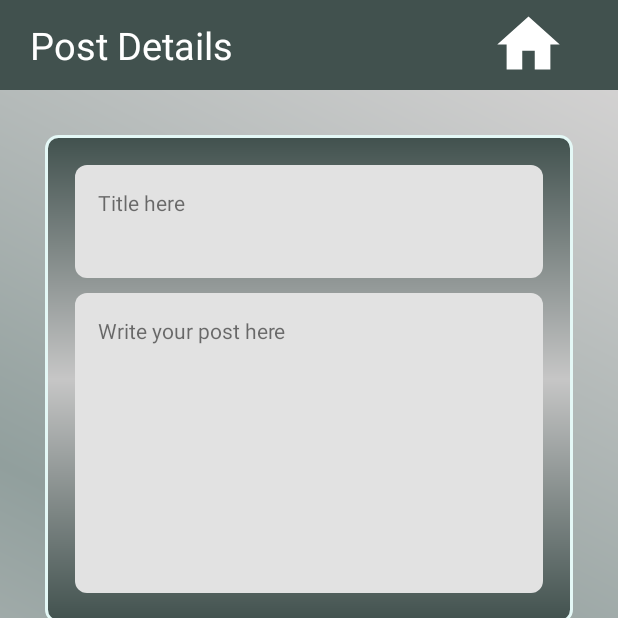
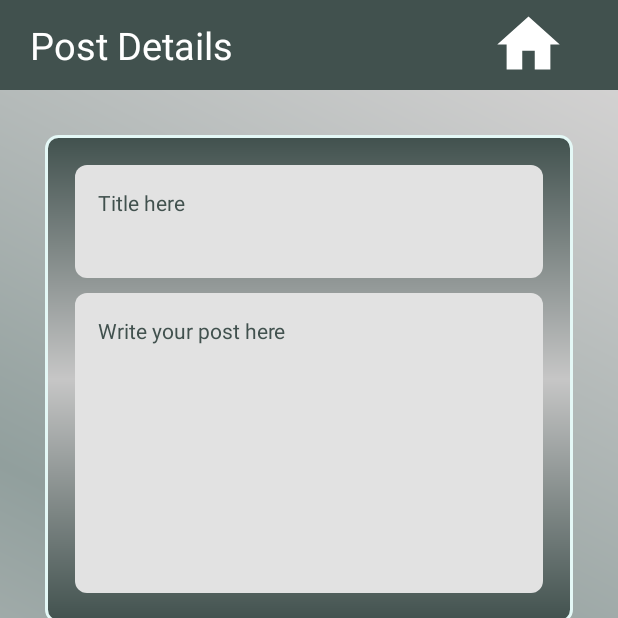
Before and after one commit to Abdulrauof-AlArfaj/SocialMediaProjectKK, an Android app: the DetailsActivity screen opened directly, with no data from a screen before it, on a phone screen of 412 x 824 dp, the top half of it. Run offline under Robolectric (Android 15) with nearby library versions, the phone set to English and light mode, and no system bars.

Commit message:
التعديل على اللوان الخط في جميع خانات الادخال و خانات عرض المعلومات

```diff
--- a/app/src/main/res/layout/activity_details.xml
+++ b/app/src/main/res/layout/activity_details.xml
@@ -43,7 +43,9 @@
                         android:layout_width="match_parent"
                         android:layout_height="wrap_content"
                         android:padding="15dp"
-                        android:text="Title here" />
+                        android:text="Title here"
+                        android:textColor="@color/co1"
+                        />
                 </LinearLayout>
             </ScrollView>
 
@@ -71,7 +73,9 @@
                         android:layout_width="match_parent"
                         android:layout_height="wrap_content"
                         android:padding="15dp"
-                        android:text="Write your post here" />
+                        android:text="Write your post here"
+                        android:textColor="@color/co1"
+                        />
                 </LinearLayout>
             </ScrollView>
 
@@ -147,6 +151,7 @@
             android:layout_weight="1"
             android:background="@drawable/frame_style"
             android:padding="10dp"
+            android:textColor="@color/co1"
             android:layout_marginRight="5dp"
             android:inputType="textPersonName"
             android:hint="Write a comment" />
@@ -158,6 +163,7 @@
             android:text="Leave\n comment"
             android:layout_marginLeft="5dp"
             android:background="@drawable/frame_style"
+            android:textColor="@color/co1"
 
             />
     </LinearLayout>
--- a/app/src/main/res/layout/activity_login.xml
+++ b/app/src/main/res/layout/activity_login.xml
@@ -54,6 +54,7 @@
             android:ems="10"
             android:padding="10dp"
             android:gravity="center"
+            android:textColor="@color/white"
             android:textColorHint="@color/white"
             android:background="@drawable/frame_style2"
             android:inputType="textPersonName"
@@ -70,6 +71,7 @@
             android:background="@drawable/frame_style2"
             android:layout_marginTop="8dp"
             android:hint="Password"
+            android:textColor="@color/white"
             android:textColorHint="@color/white"
             android:inputType="textPassword" />
 
@@ -79,6 +81,7 @@
         android:layout_width="90dp"
         android:layout_height="40dp"
         android:text="Login"
+        android:textColor="@color/co1"
         app:layout_constraintStart_toStartOf="parent"
         app:layout_constraintEnd_toEndOf="parent"
         app:layout_constraintTop_toBottomOf="@+id/infoLay"
--- a/app/src/main/res/layout/activity_new_post.xml
+++ b/app/src/main/res/layout/activity_new_post.xml
@@ -64,6 +64,7 @@
                                 android:layout_margin="20dp"
                                 android:textSize="20dp"
                                 android:textStyle="bold"
+                                android:textColor="@color/co1"
                                 android:hint="Write your title here" />
                         </LinearLayout>
                     </ScrollView>
@@ -106,7 +107,9 @@
                         android:layout_height="wrap_content"
                         android:layout_margin="20dp"
                         android:textSize="18dp"
-                        android:hint="Write your post here" />
+                        android:hint="Write your post here"
+                        android:textColor="@color/co1"
+                        />
                 </LinearLayout>
             </ScrollView>
 
--- a/app/src/main/res/layout/activity_profile.xml
+++ b/app/src/main/res/layout/activity_profile.xml
@@ -71,6 +71,7 @@
                         android:layout_height="40dp"
                         android:layout_margin="9dp"
                         android:padding="5dp"
+                        android:textColor="@color/co1"
                         android:gravity="center"
                         android:background="@drawable/frame_style"
                         android:textAlignment="center"
@@ -102,6 +103,7 @@
                         android:layout_height="40dp"
                         android:layout_margin="9dp"
                         android:padding="5dp"
+                        android:textColor="@color/co1"
                         android:gravity="center"
                         android:background="@drawable/frame_style"
                         android:textAlignment="center"
@@ -134,6 +136,7 @@
                         android:layout_margin="9dp"
                         android:padding="5dp"
                         android:gravity="center"
+                        android:textColor="@color/co1"
                         android:background="@drawable/frame_style"
                         android:textAlignment="center"
                         android:text=""
@@ -178,6 +181,7 @@
                                 android:background="@drawable/frame_style"
                                 android:textAlignment="center"
                                 android:text=""
+                                android:textColor="@color/co1"
                                 />
                         </LinearLayout>
                     </ScrollView>
```
Also changed, not shown: app/src/main/res/layout/activity_signup.xml (+7 -1 lines).
